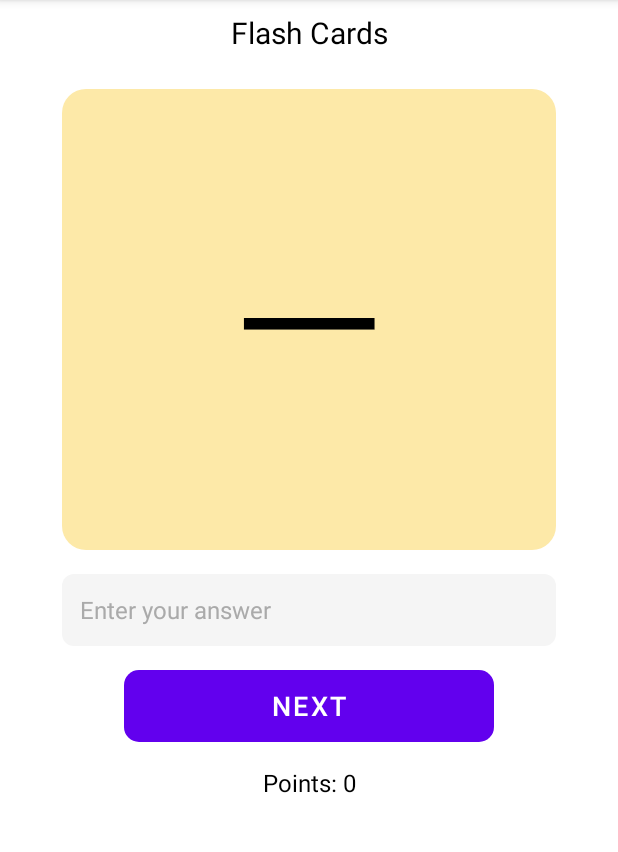
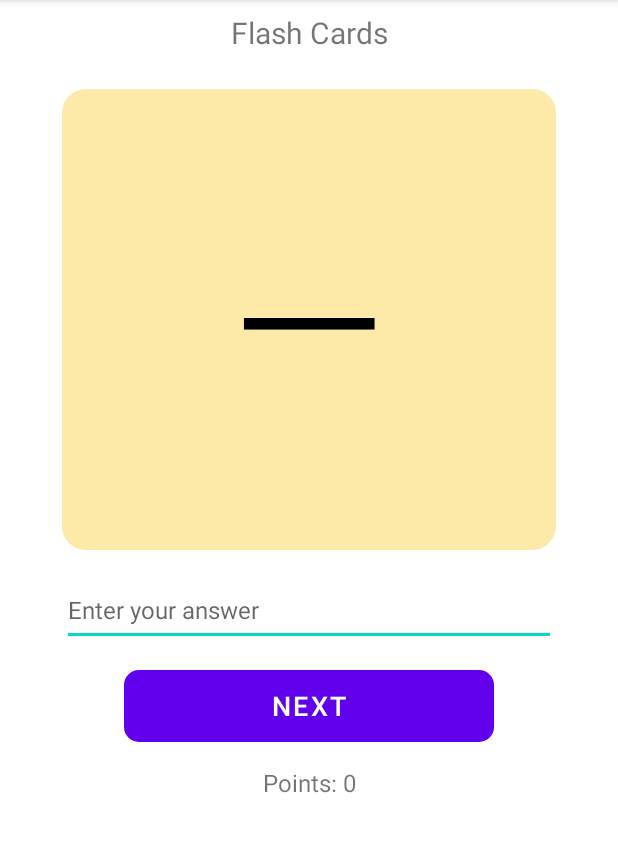
Before and after one commit to Jarwesbub/Dictionary-App, an Android app: the FlashCardActivity screen opened directly, with no data from a screen before it, on a phone screen of 412 x 824 dp, the part 84-936 px from its top. Run offline under Robolectric (Android 15) with nearby library versions, the phone set to English and light mode, and no system bars.

Commit message:
Dark Mode compatibility changes to flash card

```diff
--- a/mobile/app/src/main/res/layout/activity_flash_card.xml
+++ b/mobile/app/src/main/res/layout/activity_flash_card.xml
@@ -2,15 +2,13 @@
 <androidx.constraintlayout.widget.ConstraintLayout xmlns:android="http://schemas.android.com/apk/res/android"
     xmlns:app="http://schemas.android.com/apk/res-auto"
     android:layout_width="match_parent"
-    android:layout_height="match_parent"
-    android:background="@android:color/white">
+    android:layout_height="match_parent">
 
     <TextView
         android:id="@+id/textViewTitle"
         android:layout_width="wrap_content"
         android:layout_height="wrap_content"
         android:text="Flash Cards"
-        android:textColor="@android:color/black"
         android:textSize="20sp"
         app:layout_constraintTop_toTopOf="parent"
         app:layout_constraintStart_toStartOf="parent"
@@ -38,12 +36,9 @@
         android:layout_width="0dp"
         android:layout_height="48dp"
         android:layout_marginTop="16dp"
-        android:background="@drawable/edit_text_background"
         android:ems="10"
         android:hint="Enter your answer"
         android:inputType="text"
-        android:textColor="@android:color/black"
-        android:textColorHint="@android:color/darker_gray"
         android:textSize="16sp"
         app:layout_constraintEnd_toEndOf="parent"
         app:layout_constraintStart_toStartOf="parent"
@@ -57,7 +52,6 @@
         android:layout_marginTop="16dp"
         android:background="@drawable/button_background"
         android:text="Next"
-        android:textColor="@android:color/white"
         android:textSize="18sp"
         app:layout_constraintEnd_toEndOf="parent"
         app:layout_constraintStart_toStartOf="parent"
@@ -70,7 +64,6 @@
         android:layout_height="wrap_content"
         android:layout_marginTop="16dp"
         android:text="Points: 0"
-        android:textColor="@android:color/black"
         android:textSize="16sp"
         app:layout_constraintTop_toBottomOf="@+id/buttonNext"
         app:layout_constraintStart_toStartOf="parent"
```
